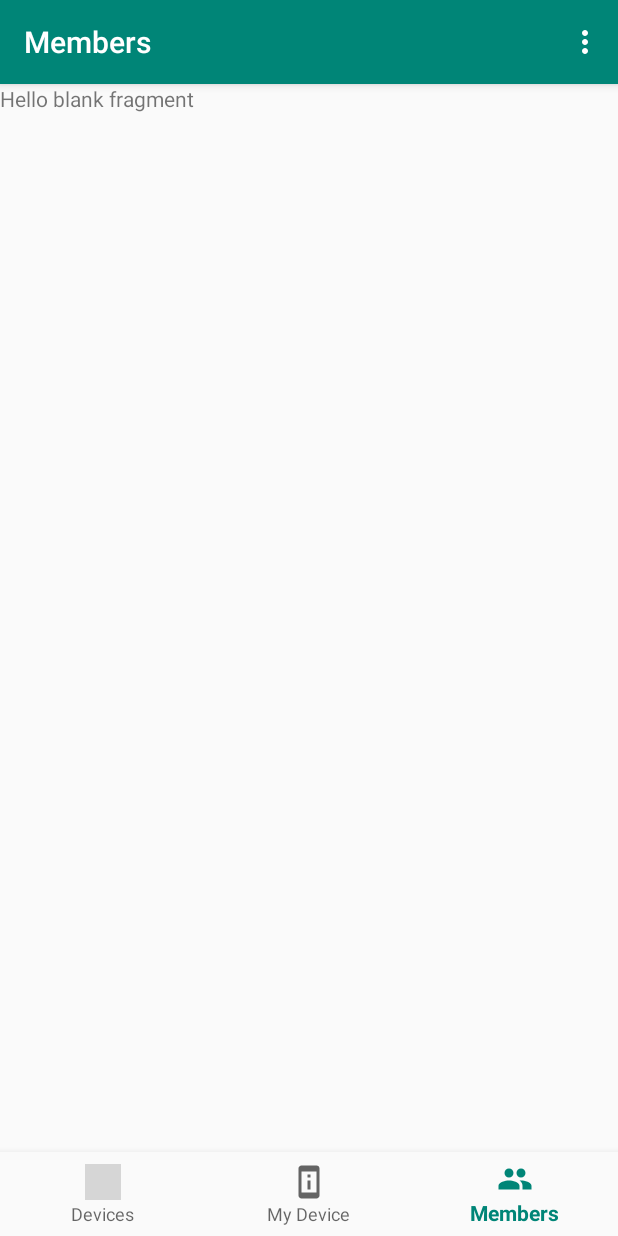
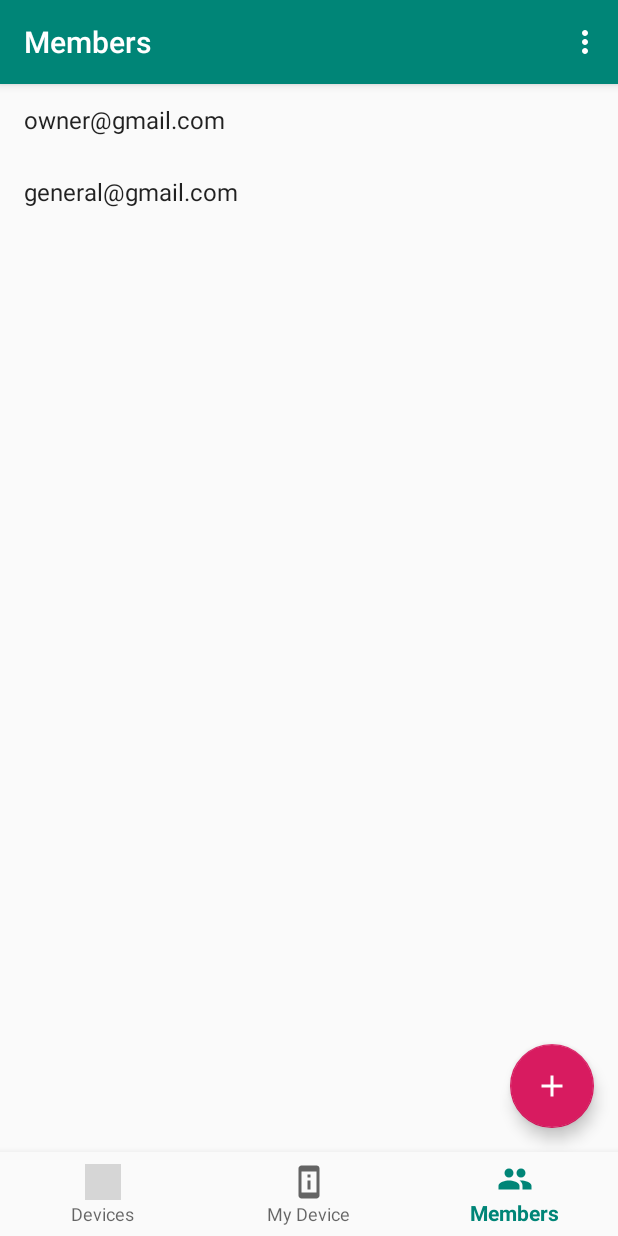
Before and after one commit to KamikazeZirou/shared-device-manager-android, an Android app: the screen it shows after launch (MainActivity), item 3 of the bottom bar chosen, on a phone screen of 412 x 824 dp. Run offline under Robolectric (Android 15) with nearby library versions, the phone set to English and light mode, and no system bars; our stand-ins replace Dagger/Hilt's generated code, Firebase (no records; nobody signed in at launch, a user with empty details on screens opened directly), data binding, navigation-ui; libraries missing offline, so code that uses them is left out: com.firebase.ui; 5 statements that could not run were skipped; grey boxes are pictures that could not be loaded.

Commit message:
feat: メンバー追加/削除のUIをざっくり実装

```diff
--- /dev/null
+++ b/app/src/main/java/com/kamikaze/shareddevicemanager/ui/main/memberlist/MemberListAdapter.kt
@@ -0,0 +1,43 @@
+package com.kamikaze.shareddevicemanager.ui.main.memberlist
+
+import android.view.LayoutInflater
+import android.view.ViewGroup
+import android.widget.TextView
+import androidx.recyclerview.widget.DiffUtil
+import androidx.recyclerview.widget.ListAdapter
+import androidx.recyclerview.widget.RecyclerView
+import com.kamikaze.shareddevicemanager.model.data.Member
+
+class MemberListAdapter(private val viewModel: MemberListViewModel) :
+    ListAdapter<Member, MemberListAdapter.MemberViewHolder>(MemberDiffCallback()) {
+
+    class MemberViewHolder(val textView: TextView) : RecyclerView.ViewHolder(textView)
+
+    override fun onCreateViewHolder(
+        parent: ViewGroup,
+        viewType: Int
+    ): MemberViewHolder {
+        val textView = LayoutInflater.from(parent.context)
+            .inflate(android.R.layout.simple_list_item_1, parent, false) as TextView
+        return MemberViewHolder(textView)
+    }
+
+    override fun onBindViewHolder(holder: MemberViewHolder, position: Int) {
+        val member = getItem(position)
+        holder.textView.text = member.email
+        holder.textView.setOnLongClickListener {
+            viewModel.requestRemove(member)
+            true
+        }
+    }
+}
+
+private class MemberDiffCallback : DiffUtil.ItemCallback<Member>() {
+    override fun areItemsTheSame(oldItem: Member, newItem: Member): Boolean {
+        return oldItem.id == newItem.id
+    }
+
+    override fun areContentsTheSame(oldItem: Member, newItem: Member): Boolean {
+        return oldItem == newItem
+    }
+}
--- a/app/src/main/java/com/kamikaze/shareddevicemanager/ui/main/memberlist/MemberListFragment.kt
+++ b/app/src/main/java/com/kamikaze/shareddevicemanager/ui/main/memberlist/MemberListFragment.kt
@@ -1,13 +1,22 @@
 package com.kamikaze.shareddevicemanager.ui.main.memberlist
 
+import android.content.DialogInterface
 import android.os.Bundle
 import android.view.*
+import androidx.recyclerview.widget.LinearLayoutManager
 import com.kamikaze.shareddevicemanager.R
+import com.kamikaze.shareddevicemanager.databinding.FragmentMemberListBinding
+import com.kamikaze.shareddevicemanager.ui.common.AlertDialogFragment
 import com.kamikaze.shareddevicemanager.ui.common.openPrivacyPolicy
 import dagger.android.support.DaggerFragment
+import kotlinx.android.synthetic.main.fragment_device_item_list.*
 import javax.inject.Inject
 
-class MemberListFragment : DaggerFragment() {
+class MemberListFragment : DaggerFragment(),
+    InputEmailDialogFragment.InputEmailDialogListener,
+    AlertDialogFragment.AlertDialogListener {
+    private lateinit var binding: FragmentMemberListBinding
+
     @Inject
     lateinit var viewModel: MemberListViewModel
 
@@ -19,8 +28,39 @@ class MemberListFragment : DaggerFragment() {
         inflater: LayoutInflater, container: ViewGroup?,
         savedInstanceState: Bundle?
     ): View? {
-        // Inflate the layout for this fragment
-        return inflater.inflate(R.layout.fragment_member_list, container, false)
+        binding = FragmentMemberListBinding.inflate(inflater, container, false)
+
+        // Set the adapter
+        binding.list.apply {
+            layoutManager = LinearLayoutManager(context)
+            adapter = MemberListAdapter(viewModel)
+        }
+
+        binding.fab.setOnClickListener {
+            InputEmailDialogFragment.newInstance(this, getString(R.string.add_member))
+                .show(parentFragmentManager, "InputEmailDialog")
+        }
+
+        viewModel.members.observe(viewLifecycleOwner) {
+            (list.adapter as MemberListAdapter).submitList(it)
+        }
+
+        viewModel.requestRemoveMember.observe(viewLifecycleOwner) {
+            val member = it.getContentIfNotHandled() ?: return@observe
+
+            val data = Bundle().apply {
+                putString("member_id", member.id)
+            }
+
+            AlertDialogFragment.newInstance(
+                this,
+                getString(R.string.remove_member, member.email),
+                data
+            )
+                .show(parentFragmentManager, "ConfirmRemoveMemberDialog")
+        }
+
+        return binding.root
     }
 
     override fun onActivityCreated(savedInstanceState: Bundle?) {
@@ -48,4 +88,16 @@ class MemberListFragment : DaggerFragment() {
             }
         }
     }
+
+    override fun onClickListener(tag: String?, which: Int, email: String) {
+        if (which == DialogInterface.BUTTON_POSITIVE) {
+            viewModel.add(email)
+        }
+    }
+
+    override fun onClickListener(tag: String?, which: Int, data: Bundle) {
+        if (which == DialogInterface.BUTTON_POSITIVE) {
+            viewModel.remove(data.getString("member_id")!!)
+        }
+    }
 }
--- a/app/src/main/java/com/kamikaze/shareddevicemanager/ui/main/memberlist/MemberListViewModel.kt
+++ b/app/src/main/java/com/kamikaze/shareddevicemanager/ui/main/memberlist/MemberListViewModel.kt
@@ -1,11 +1,13 @@
 package com.kamikaze.shareddevicemanager.ui.main.memberlist
 
 import androidx.lifecycle.LiveData
+import androidx.lifecycle.MutableLiveData
 import androidx.lifecycle.ViewModel
 import androidx.lifecycle.asLiveData
 import com.kamikaze.shareddevicemanager.model.data.Member
 import com.kamikaze.shareddevicemanager.model.repository.IMemberRepository
 import com.kamikaze.shareddevicemanager.model.service.IAuthService
+import com.kamikaze.shareddevicemanager.ui.util.Event
 import javax.inject.Inject
 
 class MemberListViewModel @Inject constructor(
@@ -28,4 +30,14 @@ class MemberListViewModel @Inject constructor(
     fun remove(id: String) {
         groupRepository.remove("", id)
     }
+
+    fun requestAdd() {
+    }
+
+    private val _requestRemoveMember = MutableLiveData<Event<Member>>()
+    val requestRemoveMember: LiveData<Event<Member>> = _requestRemoveMember
+
+    fun requestRemove(member: Member) {
+        _requestRemoveMember.value = Event(member)
+    }
 }
--- a/app/src/main/java/com/kamikaze/shareddevicemanager/ui/main/mydevice/MyDeviceFragment.kt
+++ b/app/src/main/java/com/kamikaze/shareddevicemanager/ui/main/mydevice/MyDeviceFragment.kt
@@ -106,7 +106,7 @@ class MyDeviceFragment : DaggerFragment(), AlertDialogFragment.AlertDialogListen
         }
     }
 
-    override fun onClickListener(tag: String?, which: Int) {
+    override fun onClickListener(tag: String?, which: Int, data: Bundle) {
         if (tag == CONFIRM_DISPOSAL_DIALOG_TAG) {
             if (which == BUTTON_POSITIVE) {
                 viewModel.disposeDevice()
--- /dev/null
+++ b/app/src/main/res/drawable/ic_add.xml
@@ -0,0 +1,10 @@
+<vector android:height="24dp"
+    android:tint="#FFFFFF"
+    android:viewportHeight="24"
+    android:viewportWidth="24"
+    android:width="24dp"
+    xmlns:android="http://schemas.android.com/apk/res/android">
+    <path
+        android:fillColor="@android:color/white"
+        android:pathData="M19,13h-6v6h-2v-6H5v-2h6V5h2v6h6v2z" />
+</vector>
--- a/app/src/main/res/layout/fragment_member_list.xml
+++ b/app/src/main/res/layout/fragment_member_list.xml
@@ -1,14 +1,26 @@
 <?xml version="1.0" encoding="utf-8"?>
-<FrameLayout xmlns:android="http://schemas.android.com/apk/res/android"
+<layout xmlns:android="http://schemas.android.com/apk/res/android"
+    xmlns:app="http://schemas.android.com/apk/res-auto"
     xmlns:tools="http://schemas.android.com/tools"
-    android:layout_width="match_parent"
-    android:layout_height="match_parent"
     tools:context=".ui.main.memberlist.MemberListFragment">
 
-    <!-- TODO: Update blank fragment layout -->
-    <TextView
+    <FrameLayout
         android:layout_width="match_parent"
-        android:layout_height="match_parent"
-        android:text="@string/hello_blank_fragment" />
+        android:layout_height="match_parent">
 
-</FrameLayout>
+        <androidx.recyclerview.widget.RecyclerView
+            android:id="@+id/list"
+            android:layout_width="match_parent"
+            android:layout_height="match_parent"
+            app:layoutManager="LinearLayoutManager"
+            tools:listitem="@android:layout/simple_list_item_1" />
+
+        <com.google.android.material.floatingactionbutton.FloatingActionButton
+            android:id="@+id/fab"
+            android:layout_width="wrap_content"
+            android:layout_height="wrap_content"
+            android:layout_gravity="bottom|end"
+            android:layout_margin="@dimen/fab_margin"
+            app:srcCompat="@drawable/ic_add" />
+    </FrameLayout>
+</layout>
--- a/app/src/main/res/values/dimens.xml
+++ b/app/src/main/res/values/dimens.xml
@@ -3,4 +3,6 @@
     <dimen name="activity_horizontal_margin">16dp</dimen>
     <dimen name="activity_vertical_margin">16dp</dimen>
     <dimen name="text_margin">16dp</dimen>
+    <dimen name="fab_margin">16dp</dimen>
+    <dimen name="input_dialog_margin">16dp</dimen>
 </resources>
--- a/app/src/main/res/values/strings.xml
+++ b/app/src/main/res/values/strings.xml
@@ -36,6 +36,7 @@
     <string name="confirm_disposal_msg">Are you sure you want to dispose the device?\nThis action cannot be undone.</string>
     <string name="device_list_empty_text">There are no devices to manage.\nRegister the device to be managed from My Device.</string>
     <string name="privacy_policy_title">Privacy Policy</string>
-    <!-- TODO: Remove or change this placeholder text -->
-    <string name="hello_blank_fragment">Hello blank fragment</string>
+    <string name="email" translatable="false">Email</string>
+    <string name="add_member">Add Member</string>
+    <string name="remove_member">Are you sure you want to remove %1$s from the team?</string>
 </resources>
```
Also changed, not shown: app/src/main/java/com/kamikaze/shareddevicemanager/model/repository/firestore/FirestoreMemberRepository.kt (+12 -4 lines), app/src/main/java/com/kamikaze/shareddevicemanager/ui/common/AlertDialogFragment.kt (+21 -16 lines), app/src/main/java/com/kamikaze/shareddevicemanager/ui/main/memberlist/InputEmailDialogFragment.kt (added, +67 -0 lines), app/src/main/res/layout/input_email.xml (added, +19 -0 lines), 1 other file.
